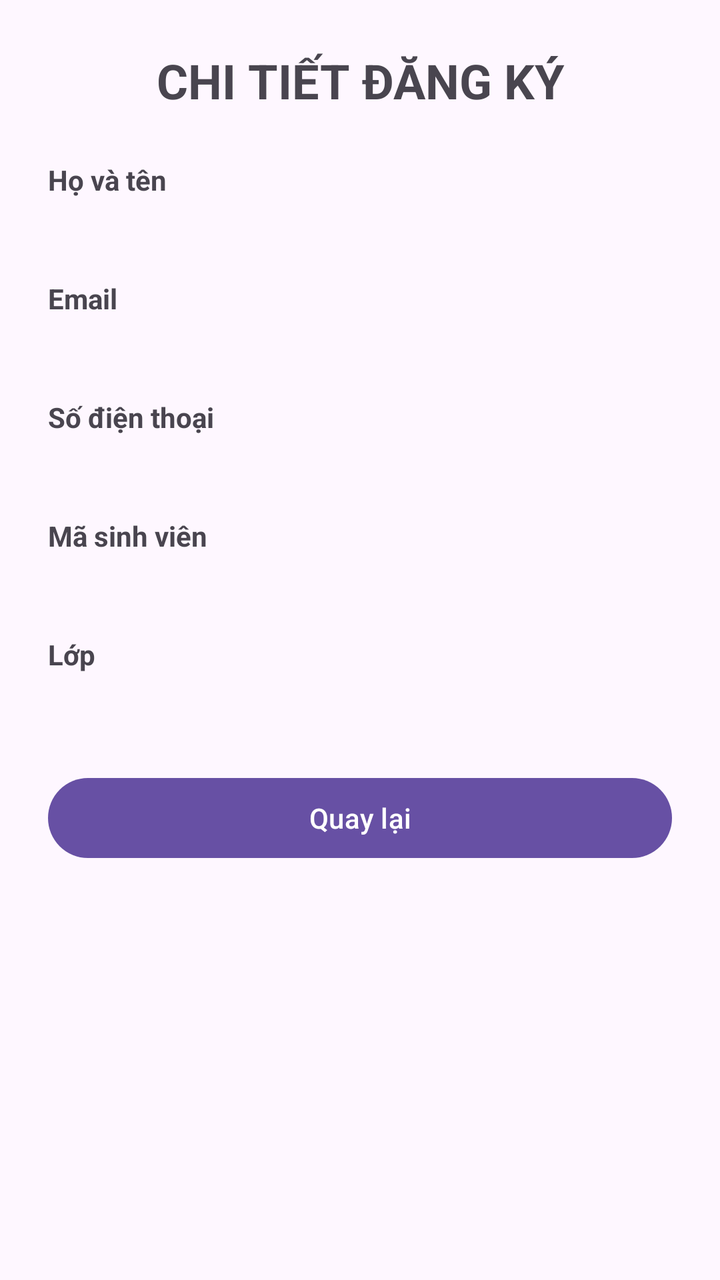
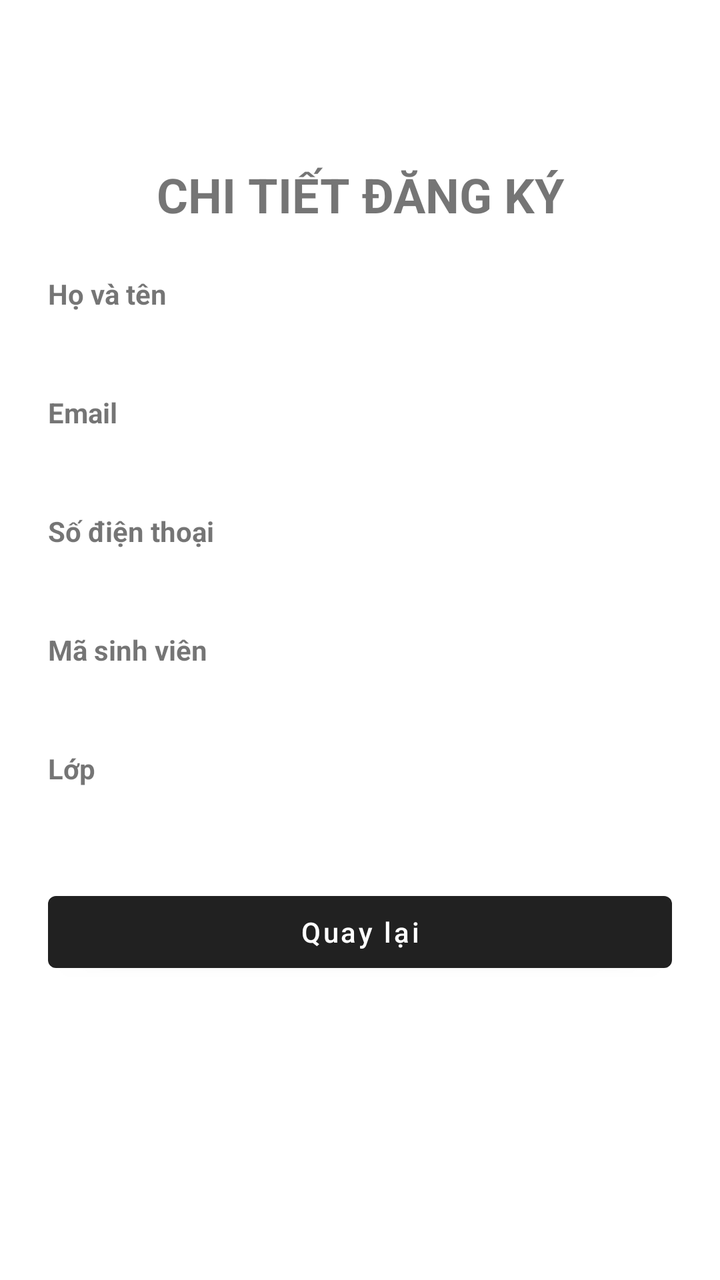

Compare the two renders of this Android layout. The source of the first and the diff that turns it into the second are given below.
<!-- AndroidManifest.xml: application theme Theme.Phanmanhtung_baitapeventvalidation -->
<!-- res/layout/activity_detail.xml -->
<?xml version="1.0" encoding="utf-8"?>
<ScrollView xmlns:android="http://schemas.android.com/apk/res/android"
    android:layout_width="match_parent"
    android:layout_height="match_parent"
    android:fillViewport="true">

    <LinearLayout
        android:layout_width="match_parent"
        android:layout_height="wrap_content"
        android:orientation="vertical"
        android:padding="24dp">

        <TextView
            android:layout_width="match_parent"
            android:layout_height="wrap_content"
            android:gravity="center"
            android:paddingBottom="24dp"
            android:text="CHI TIẾT ĐĂNG KÝ"
            android:textSize="24sp"
            android:textStyle="bold" />

        <TextView
            android:layout_width="match_parent"
            android:layout_height="wrap_content"
            android:text="Họ và tên"
            android:textStyle="bold" />

        <TextView
            android:id="@+id/tvFullName"
            android:layout_width="match_parent"
            android:layout_height="wrap_content"
            android:paddingBottom="16dp"
            android:textSize="18sp" />

        <TextView
            android:layout_width="match_parent"
            android:layout_height="wrap_content"
            android:text="Email"
            android:textStyle="bold" />

        <TextView
            android:id="@+id/tvEmail"
            android:layout_width="match_parent"
            android:layout_height="wrap_content"
            android:paddingBottom="16dp"
            android:textSize="18sp" />

        <TextView
            android:layout_width="match_parent"
            android:layout_height="wrap_content"
            android:text="Số điện thoại"
            android:textStyle="bold" />

        <TextView
            android:id="@+id/tvPhone"
            android:layout_width="match_parent"
            android:layout_height="wrap_content"
            android:paddingBottom="16dp"
            android:textSize="18sp" />

        <TextView
            android:layout_width="match_parent"
            android:layout_height="wrap_content"
            android:text="Mã sinh viên"
            android:textStyle="bold" />

        <TextView
            android:id="@+id/tvStudentId"
            android:layout_width="match_parent"
            android:layout_height="wrap_content"
            android:paddingBottom="16dp"
            android:textSize="18sp" />

        <TextView
            android:layout_width="match_parent"
            android:layout_height="wrap_content"
            android:text="Lớp"
            android:textStyle="bold" />

        <TextView
            android:id="@+id/tvClassName"
            android:layout_width="match_parent"
            android:layout_height="wrap_content"
            android:paddingBottom="24dp"
            android:textSize="18sp" />

        <com.google.android.material.button.MaterialButton
            android:id="@+id/btnBack"
            android:layout_width="match_parent"
            android:layout_height="wrap_content"
            android:text="Quay lại"
            android:textAllCaps="false" />

    </LinearLayout>
</ScrollView>
<!-- resources referenced by this layout -->
<resources>
  <style name="Theme.Phanmanhtung_baitapeventvalidation" parent="Base.Theme.Phanmanhtung_baitapeventvalidation" />
  <style name="Base.Theme.Phanmanhtung_baitapeventvalidation" parent="Theme.Material3.DayNight.NoActionBar">
          
          
      </style>
</resources>

<!-- the commit's change to res/layout/activity_detail.xml (unified diff, before → after) -->
@@ -17,7 +17,8 @@
             android:paddingBottom="24dp"
             android:text="CHI TIẾT ĐĂNG KÝ"
             android:textSize="24sp"
-            android:textStyle="bold" />
+            android:textStyle="bold"
+            android:layout_marginTop="57dp"/>
 
         <TextView
             android:layout_width="match_parent"
<!-- resource entries referenced after the edit -->
@@ -1,7 +1,7 @@
 <!-- resources referenced by this layout -->
 <resources>
   <style name="Theme.Phanmanhtung_baitapeventvalidation" parent="Base.Theme.Phanmanhtung_baitapeventvalidation" />
-  <style name="Base.Theme.Phanmanhtung_baitapeventvalidation" parent="Theme.Material3.DayNight.NoActionBar">
+  <style name="Base.Theme.Phanmanhtung_baitapeventvalidation" parent="Theme.MaterialComponents.DayNight.DarkActionBar">
           
           
       </style>
